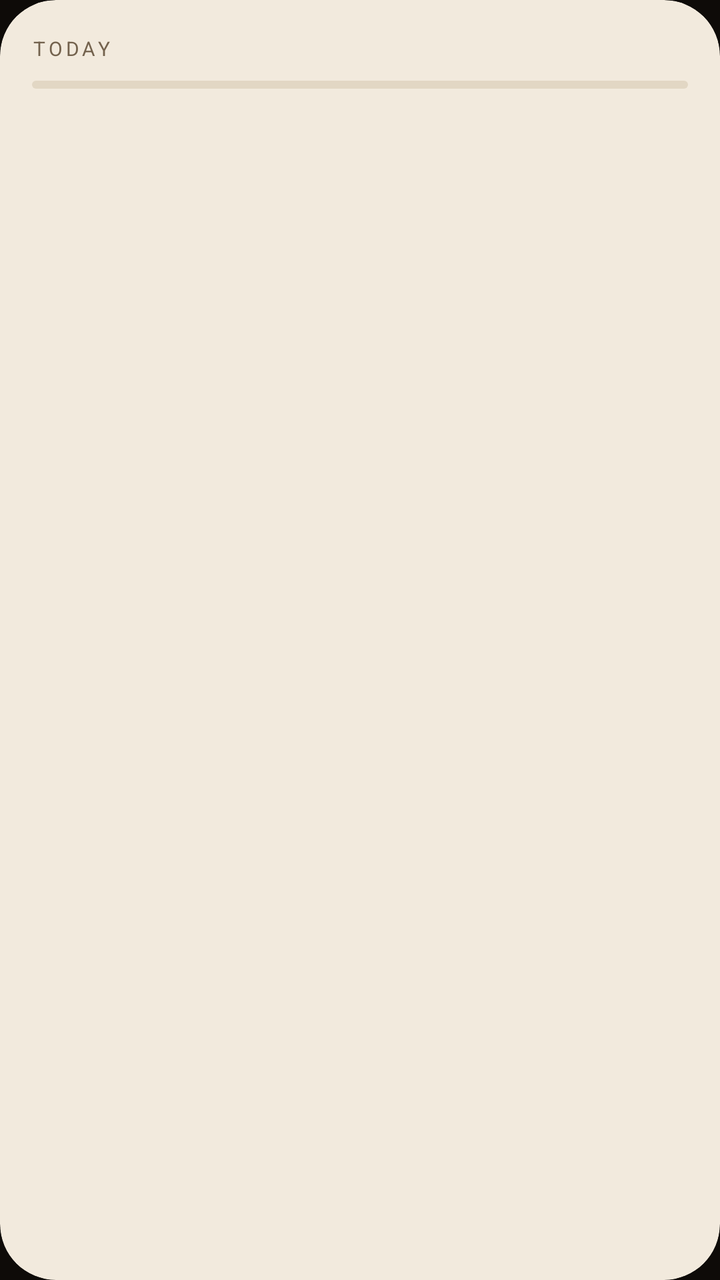
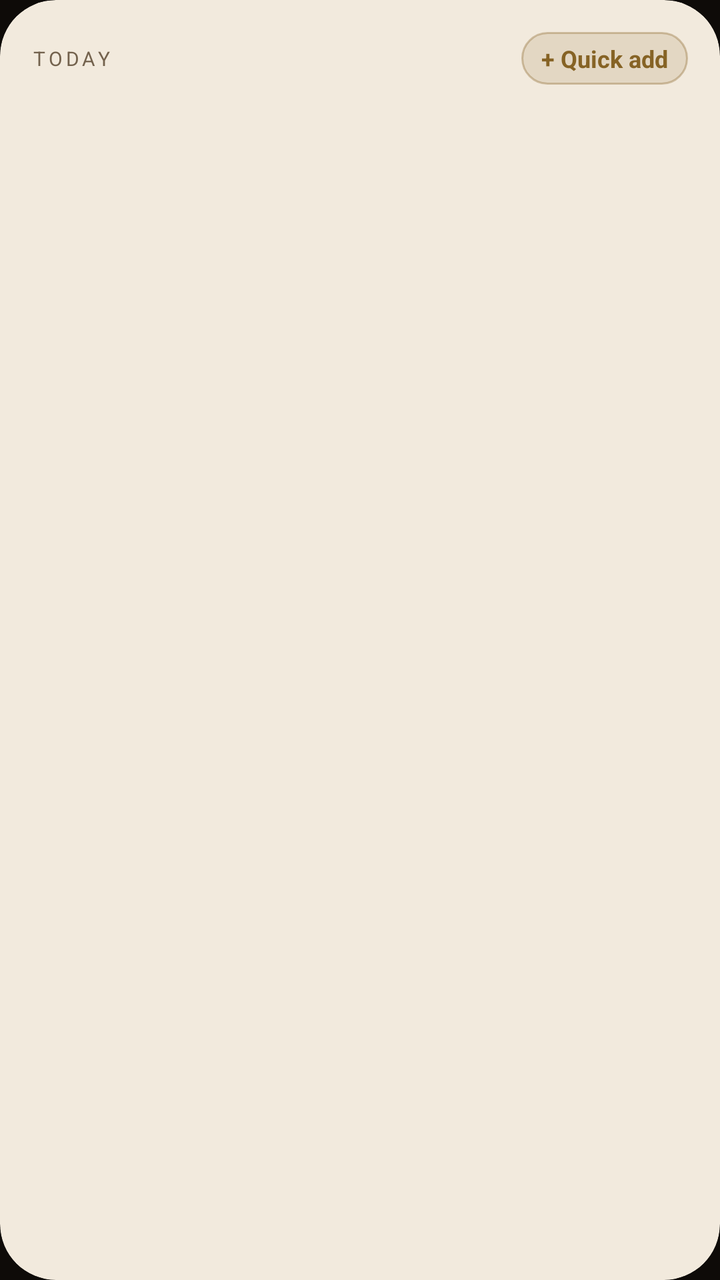

Screens rendered from an Android XML layout before and after an edit, with the pre-edit source and the edit as a unified diff.
<!-- AndroidManifest.xml: application theme AppTheme -->
<!-- res/layout/widget_today.xml -->
<?xml version="1.0" encoding="utf-8"?>
<LinearLayout xmlns:android="http://schemas.android.com/apk/res/android"
    android:id="@+id/w_root"
    android:layout_width="match_parent"
    android:layout_height="match_parent"
    android:background="@drawable/widget_bg"
    android:clipToOutline="true"
    android:orientation="vertical"
    android:padding="@dimen/widget_pad">

    <LinearLayout
        android:layout_width="match_parent"
        android:layout_height="wrap_content"
        android:gravity="center_vertical"
        android:orientation="horizontal">

        <TextView
            android:id="@+id/w_kicker"
            android:layout_width="0dp"
            android:layout_height="wrap_content"
            android:layout_weight="1"
            android:letterSpacing="0.16"
            android:maxLines="1"
            android:text="TODAY"
            android:textColor="@color/widget_text3"
            android:textSize="10sp" />

        <TextView
            android:id="@+id/w_count"
            android:layout_width="wrap_content"
            android:layout_height="wrap_content"
            android:fontFeatureSettings="tnum"
            android:maxLines="1"
            android:textColor="@color/widget_text2"
            android:textSize="12sp" />
    </LinearLayout>

    <ProgressBar
        android:id="@+id/w_progress"
        style="?android:attr/progressBarStyleHorizontal"
        android:layout_width="match_parent"
        android:layout_height="4dp"
        android:layout_marginTop="8dp"
        android:layout_marginBottom="4dp"
        android:max="100"
        android:progress="0"
        android:progressDrawable="@drawable/widget_progress" />

    <LinearLayout
        android:id="@+id/w_rows"
        android:layout_width="match_parent"
        android:layout_height="0dp"
        android:layout_weight="1"
        android:orientation="vertical" />

    <TextView
        android:id="@+id/w_message"
        android:layout_width="match_parent"
        android:layout_height="0dp"
        android:layout_weight="1"
        android:gravity="center_vertical"
        android:text="@string/widget_open_ledger"
        android:textColor="@color/widget_text2"
        android:textSize="13sp"
        android:visibility="gone" />

    <TextView
        android:id="@+id/w_more"
        android:layout_width="match_parent"
        android:layout_height="wrap_content"
        android:maxLines="1"
        android:paddingTop="2dp"
        android:textColor="@color/widget_text3"
        android:textSize="11sp"
        android:visibility="gone" />

    <LinearLayout
        android:id="@+id/w_comms"
        android:layout_width="match_parent"
        android:layout_height="wrap_content"
        android:gravity="center_vertical"
        android:orientation="horizontal"
        android:paddingTop="6dp"
        android:visibility="gone">

        <ImageView
            android:id="@+id/w_comms_icon"
            android:layout_width="12dp"
            android:layout_height="12dp"
            android:layout_marginEnd="6dp"
            android:importantForAccessibility="no"
            android:src="@drawable/ic_widget_comms" />

        <TextView
            android:id="@+id/w_comms_text"
            android:layout_width="0dp"
            android:layout_height="wrap_content"
            android:layout_weight="1"
            android:ellipsize="end"
            android:maxLines="1"
            android:textColor="@color/widget_text2"
            android:textSize="11sp" />
    </LinearLayout>
</LinearLayout>
<!-- resources referenced by this layout -->
<resources>
  <color name="widget_text2">#5A4D3E</color>
  <color name="widget_text3">#73624D</color>
  <dimen name="widget_pad">14dp</dimen>
  <!-- drawable ic_widget_comms (drawable) -->
  <?xml version="1.0" encoding="utf-8"?>
  <vector xmlns:android="http://schemas.android.com/apk/res/android" android:width="12dp" android:height="12dp" android:viewportWidth="24" android:viewportHeight="24">
      <path android:pathData="M4,5h12v8H8l-4,3zM16,9h4v9l-3,-2.5h-6V13" android:strokeColor="#FFFFFFFF" android:strokeWidth="1.8" android:strokeLineJoin="round" android:strokeLineCap="round" android:fillColor="#00000000" />
  </vector>
  <!-- drawable widget_bg (drawable) -->
  <?xml version="1.0" encoding="utf-8"?>
  <shape xmlns:android="http://schemas.android.com/apk/res/android" android:shape="rectangle">
      <solid android:color="@color/widget_ground" />
      <corners android:radius="@dimen/widget_radius" />
  </shape>
  <!-- drawable widget_progress (drawable) -->
  <?xml version="1.0" encoding="utf-8"?>
  <layer-list xmlns:android="http://schemas.android.com/apk/res/android">
      <item android:id="@android:id/background">
          <shape android:shape="rectangle">
              <corners android:radius="2dp" />
              <solid android:color="@color/widget_track" />
          </shape>
      </item>
      <item android:id="@android:id/progress">
          <clip>
              <shape android:shape="rectangle">
                  <corners android:radius="2dp" />
                  <solid android:color="@color/widget_gold" />
              </shape>
          </clip>
      </item>
  </layer-list>
  <string name="widget_open_ledger">Open Ledger to see today</string>
  <style name="AppTheme" parent="Theme.AppCompat.DayNight.NoActionBar">
          <item name="colorPrimary">@color/colorPrimary</item>
          <item name="colorPrimaryDark">@color/colorPrimaryDark</item>
          <item name="colorAccent">@color/colorAccent</item>
          <item name="windowActionBar">false</item>
          <item name="windowNoTitle">true</item>
          <item name="android:windowActionBar">false</item>
          <item name="android:windowNoTitle">true</item>
          <item name="android:windowBackground">@color/ledgerGround</item>
      </style>
  <color name="widget_ground">#F2EADD</color>
  <dimen name="widget_radius">22dp</dimen>
  <color name="widget_track">#E2D7C4</color>
  <color name="widget_gold">#866325</color>
  <color name="ledgerGround">#0E0B08</color>
</resources>

<!-- the commit's change to res/layout/widget_today.xml (unified diff, before → after) -->
@@ -11,6 +11,7 @@
     <LinearLayout
         android:layout_width="match_parent"
         android:layout_height="wrap_content"
+        android:layout_marginBottom="8dp"
         android:gravity="center_vertical"
         android:orientation="horizontal">
 
@@ -31,20 +32,26 @@
             android:layout_height="wrap_content"
             android:fontFeatureSettings="tnum"
             android:maxLines="1"
-            android:textColor="@color/widget_text2"
-            android:textSize="12sp" />
+            android:textColor="@color/widget_text"
+            android:textSize="13sp" />
+
+        <TextView
+            android:id="@+id/w_add"
+            android:layout_width="wrap_content"
+            android:layout_height="wrap_content"
+            android:layout_marginStart="10dp"
+            android:background="@drawable/widget_pill"
+            android:contentDescription="Quick add"
+            android:maxLines="1"
+            android:paddingStart="10dp"
+            android:paddingTop="5dp"
+            android:paddingEnd="10dp"
+            android:paddingBottom="5dp"
+            android:text="+ Quick add"
+            android:textColor="@color/widget_gold"
+            android:textSize="12sp"
+            android:textStyle="bold" />
     </LinearLayout>
-
-    <ProgressBar
-        android:id="@+id/w_progress"
-        style="?android:attr/progressBarStyleHorizontal"
-        android:layout_width="match_parent"
-        android:layout_height="4dp"
-        android:layout_marginTop="8dp"
-        android:layout_marginBottom="4dp"
-        android:max="100"
-        android:progress="0"
-        android:progressDrawable="@drawable/widget_progress" />
 
     <LinearLayout
         android:id="@+id/w_rows"
<!-- resource entries referenced after the edit -->
@@ -14,24 +14,13 @@
       <solid android:color="@color/widget_ground" />
       <corners android:radius="@dimen/widget_radius" />
   </shape>
-  <!-- drawable widget_progress (drawable) -->
+  <!-- drawable widget_pill (drawable) -->
   <?xml version="1.0" encoding="utf-8"?>
-  <layer-list xmlns:android="http://schemas.android.com/apk/res/android">
-      <item android:id="@android:id/background">
-          <shape android:shape="rectangle">
-              <corners android:radius="2dp" />
-              <solid android:color="@color/widget_track" />
-          </shape>
-      </item>
-      <item android:id="@android:id/progress">
-          <clip>
-              <shape android:shape="rectangle">
-                  <corners android:radius="2dp" />
-                  <solid android:color="@color/widget_gold" />
-              </shape>
-          </clip>
-      </item>
-  </layer-list>
+  <shape xmlns:android="http://schemas.android.com/apk/res/android" android:shape="rectangle">
+      <solid android:color="@color/widget_pill" />
+      <stroke android:width="1dp" android:color="@color/widget_pill_line" />
+      <corners android:radius="100dp" />
+  </shape>
   <string name="widget_open_ledger">Open Ledger to see today</string>
   <style name="AppTheme" parent="Theme.AppCompat.DayNight.NoActionBar">
           <item name="colorPrimary">@color/colorPrimary</item>
@@ -45,8 +34,10 @@
       </style>
   <color name="widget_ground">#F2EADD</color>
   <dimen name="widget_radius">22dp</dimen>
-  <color name="widget_track">#E2D7C4</color>
+  <color name="widget_pill">#24866325</color>
+  <color name="widget_pill_line">#59866325</color>
   <color name="widget_gold">#866325</color>
+  <color name="widget_text">#261D16</color>
   <color name="ledgerGround">#0E0B08</color>
 </resources>
 
